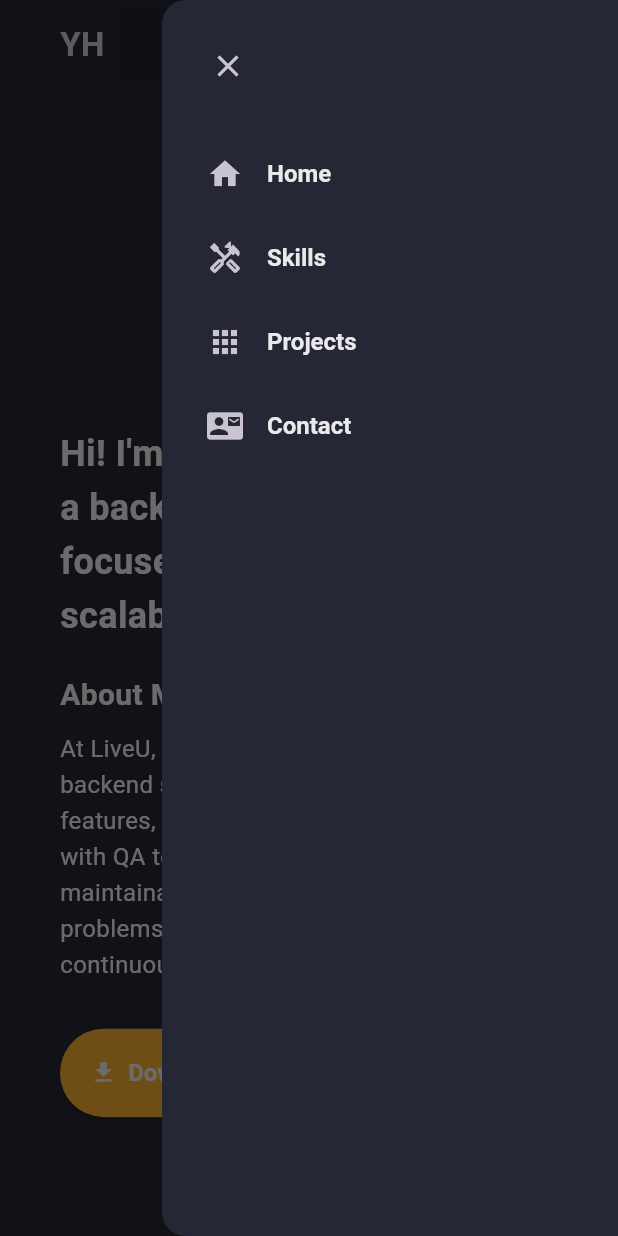
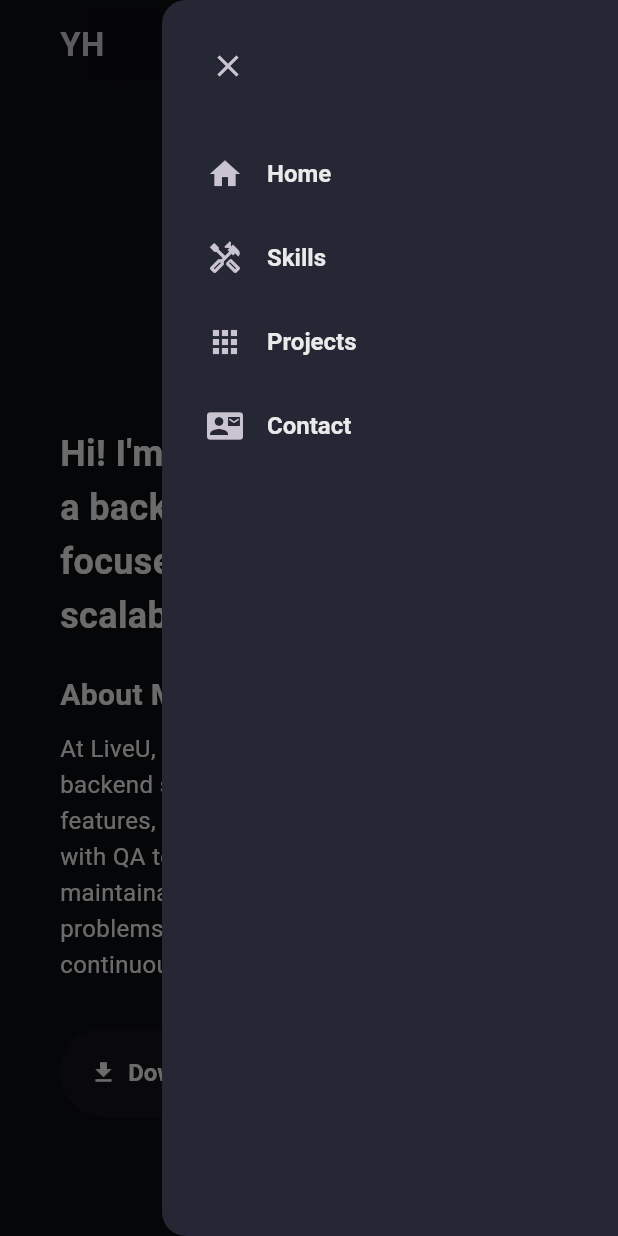
Before and after one commit to yaakovhaimoff/portfolio, a Flutter app: the screen it shows after launch, after a tap on the "menu" icon, on a phone screen of 412 x 824 dp. Run offline on Flutter 3.47's test engine with Material 3 defaults, Android fonts, the phone set to English and light mode, and no system bars; missing offline and left inert: dart:html, dart:js.

Commit message:
updated colors and cv

```diff
--- a/lib/pages/home_page.dart
+++ b/lib/pages/home_page.dart
@@ -35,7 +35,8 @@ class _HomePageState extends State<HomePage> {
     return LayoutBuilder(builder: (context, constraints) {
       return Scaffold(
         key: scaffoldKey,
-        backgroundColor: CustomColor.scaffoldBg,
+        backgroundColor: const Color(0xFF0b0c10),
+        // backgroundColor: CustomColor.scaffoldBg,
         endDrawer: constraints.maxWidth >= kMinDesktopWidth
             ? null
             : DrawerMobile(
@@ -88,7 +89,8 @@ class _HomePageState extends State<HomePage> {
                       key: navbarKeys[1],
                       width: screenWidth,
                       padding: const EdgeInsets.fromLTRB(25, 20, 25, 60),
-                      color: CustomColor.bgLight1,
+                      // color: CustomColor.bgLight1,
+                      color: const Color.fromARGB(255, 14, 15, 20),
                       child: Column(
                         mainAxisSize: MainAxisSize.min,
                         children: [
--- a/lib/widgets/contacts_section.dart
+++ b/lib/widgets/contacts_section.dart
@@ -12,7 +12,9 @@ class ContactsSection extends StatelessWidget {
     final double screenWidth = MediaQuery.of(context).size.width;
     return Container(
       padding: const EdgeInsets.fromLTRB(25, 20, 25, 60),
-      color: CustomColor.bgLight1,
+      // color: CustomColor.bgLight1,
+      // color: const Color(0xFF0b0c10),
+      color: const Color.fromARGB(255, 14, 15, 20),
       width: screenWidth,
       child: Column(
         children: [
--- a/lib/widgets/main_mobile.dart
+++ b/lib/widgets/main_mobile.dart
@@ -85,7 +85,7 @@ class MainMobile extends StatelessWidget {
                 icon: const Icon(Icons.download),
                 label: const Text("Download CV"),
                 style: ElevatedButton.styleFrom(
-                  backgroundColor: const Color(0xfff2a833),
+                  backgroundColor: const Color.fromARGB(255, 19, 20, 27),
                   foregroundColor: CustomColor.whitePrimary,
                   padding: const EdgeInsets.symmetric(
                       horizontal: 20, vertical: 20),
@@ -103,7 +103,7 @@ class MainMobile extends StatelessWidget {
                   onGetInTouchTap(3);
                 },
                 style: ElevatedButton.styleFrom(
-                  backgroundColor: const Color(0xfff2a833),
+                  backgroundColor: const Color.fromARGB(255, 19, 20, 27),
                   foregroundColor: CustomColor.whitePrimary,
                   padding: const EdgeInsets.symmetric(
                     horizontal: 20, vertical: 20),
@@ -114,6 +114,7 @@ class MainMobile extends StatelessWidget {
                 ),
                 child: const Text("Get in touch"),
               ),
+              const SizedBox(width: 20),
             ],
           ),
         ],
--- a/lib/widgets/skill_mobile.dart
+++ b/lib/widgets/skill_mobile.dart
@@ -33,8 +33,13 @@ class SkillsMobile extends StatelessWidget {
               margin: const EdgeInsets.only(bottom: 5),
               width: double.maxFinite,
               decoration: BoxDecoration(
-                color: CustomColor.bgLight2,
+                color: const Color(0xFF0b0c10),
+                // color: CustomColor.bgLight2,
                 borderRadius: BorderRadius.circular(5),
+                border: Border.all(
+                          color: CustomColor.whitePrimary,
+                          width: 0.5,
+                        ),
               ),
               child: ListTile(
                 contentPadding:
@@ -72,7 +77,8 @@ class SkillsMobile extends StatelessWidget {
                 Chip(
                   padding: const EdgeInsets.symmetric(
                       vertical: 12, horizontal: 16),
-                  backgroundColor: CustomColor.bgLight2,
+                  backgroundColor: const Color(0xFF0b0c10),
+                  // backgroundColor: CustomColor.bgLight2,
                   label: SelectableText(skillItems[i]["title"]),
                   avatar: Image.asset(skillItems[i]["img"]),
                 ),
```
Also changed, not shown: lib/widgets/main_desktop.dart (+7 -4 lines), lib/widgets/skill_desktop.dart (+8 -2 lines), assets/profile_pic.jpeg (deleted), assets/profile_pic.png, assets/profile_pic1.png (deleted), 2 other files.
